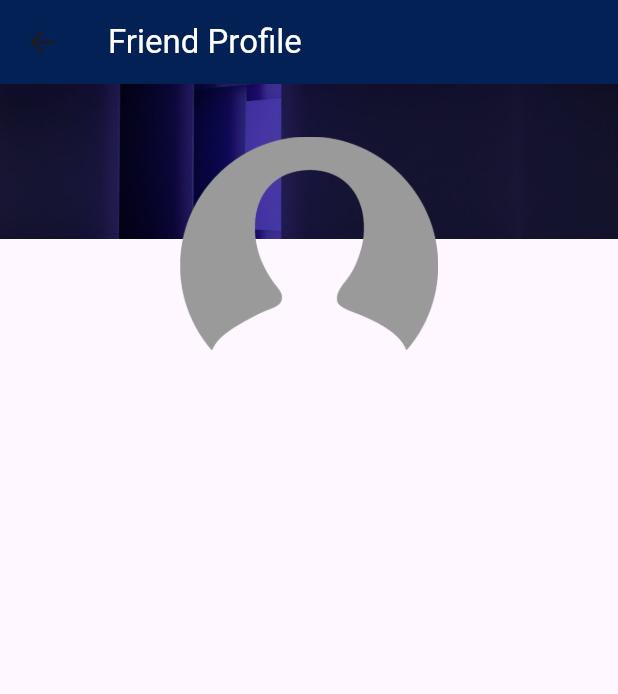
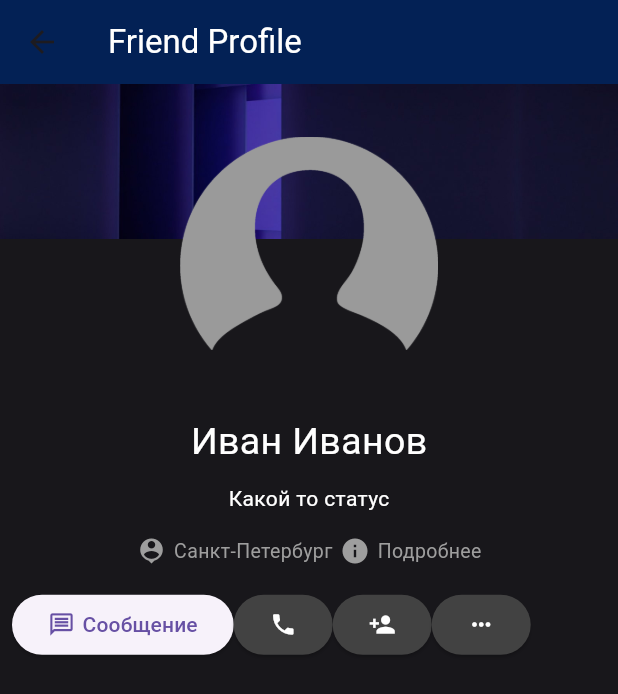
Before and after one commit to Maksim11011/tutorialapp, a Flutter app: the FriendsDetailsWidget screen opened by its route, on a phone screen of 412 x 824 dp. Shown: the top 694 px of the screen. Run offline on Flutter 3.47's test engine with Material 3 defaults, Android fonts, the phone set to English and light mode, and no system bars.

Commit message:
add buttons sms,phone,more..

```diff
--- a/lib/widgets/friends_details/friends_details_main_info_widget.dart
+++ b/lib/widgets/friends_details/friends_details_main_info_widget.dart
@@ -9,7 +9,10 @@ class FriendsDetailsMainInfoWidget extends StatelessWidget {
     return const Column(
       children: [
         TopPosterWidget(),
-        _FriendNameWidget(),
+        Padding(
+          padding: EdgeInsets.all(8.0),
+          child: _FriendNameWidget(),
+        ),
       ],
     );
   }
@@ -37,6 +40,95 @@ class _FriendNameWidget extends StatelessWidget {
 
   @override
   Widget build(BuildContext context) {
-    return Column();
+    return Column(
+      children: [
+        const Text(
+          'Иван Иванов',
+          style: TextStyle(fontSize: 25, color: Colors.white),
+        ),
+        const SizedBox(height: 10),
+        const Text(
+          'Какой то статус',
+          style: TextStyle(color: Colors.white),
+        ),
+        const SizedBox(height: 10),
+        const Padding(
+          padding: EdgeInsets.symmetric(horizontal: 20, vertical: 5),
+          child: Row(
+            mainAxisAlignment: MainAxisAlignment.center,
+            children: [
+              Padding(
+                padding: EdgeInsets.only(right: 5),
+                child: Icon(
+                  Icons.location_history,
+                  color: Colors.grey,
+                  size: 20,
+                ),
+              ),
+              Padding(
+                padding: EdgeInsets.only(right: 5),
+                child: Text(
+                  'Санкт-Петербург',
+                  style: TextStyle(fontSize: 13, color: Colors.grey),
+                ),
+              ),
+              Padding(
+                padding: EdgeInsets.only(right: 5),
+                child: Icon(
+                  Icons.info,
+                  color: Colors.grey,
+                  size: 20,
+                ),
+              ),
+              Text(
+                'Подробнее',
+                style: TextStyle(fontSize: 13, color: Colors.grey),
+              ),
+            ],
+          ),
+        ),
+        const SizedBox(height: 10),
+        Row(
+          children: [
+            ElevatedButton(
+              onPressed: () {},
+              child: const Row(children: [
+                Padding(
+                  padding: EdgeInsets.only(right: 5),
+                  child: Icon(Icons.message_outlined),
+                ),
+                Text(
+                  'Сообщение',
+                )
+              ]),
+            ),
+            ElevatedButton(
+                onPressed: () {},
+                style: ButtonStyle(
+                  iconColor: const MaterialStatePropertyAll(Colors.white),
+                  backgroundColor:
+                      MaterialStatePropertyAll(Colors.grey.shade800),
+                ),
+                child: const Icon(Icons.phone)),
+            ElevatedButton(
+                onPressed: () {},
+                style: ButtonStyle(
+                  iconColor: const MaterialStatePropertyAll(Colors.white),
+                  backgroundColor:
+                      MaterialStatePropertyAll(Colors.grey.shade800),
+                ),
+                child: const Icon(Icons.person_add)),
+            ElevatedButton(
+                onPressed: () {},
+                style: ButtonStyle(
+                  iconColor: const MaterialStatePropertyAll(Colors.white),
+                  backgroundColor:
+                      MaterialStatePropertyAll(Colors.grey.shade800),
+                ),
+                child: const Icon(Icons.more_horiz)),
+          ],
+        )
+      ],
+    );
   }
 }
--- a/lib/widgets/friends_details/friends_details_widget.dart
+++ b/lib/widgets/friends_details/friends_details_widget.dart
@@ -23,10 +23,13 @@ class _FriendsDetailsWidgetState extends State<FriendsDetailsWidget> {
           style: TextStyle(color: Colors.white),
         ),
       ),
-      body: ListView(
-        children: const [
-          FriendsDetailsMainInfoWidget(),
-        ],
+      body: ColoredBox(
+        color: const Color.fromRGBO(24, 23, 27, 1.0),
+        child: ListView(
+          children: const [
+            FriendsDetailsMainInfoWidget(),
+          ],
+        ),
       ),
     );
   }
--- a/lib/widgets/friends_list/friends_list_widget.dart
+++ b/lib/widgets/friends_list/friends_list_widget.dart
@@ -29,7 +29,7 @@ class _FriendsListWidgetState extends State<FriendsListWidget> {
     Friend(
       id: 1,
       imageName: AppImages.profile,
-      friendName: 'Жанна Ивансонова',
+      friendName: 'Иван Иванов',
       cityName: 'Санкт-Петербург',
       description: 'Какой то статус',
     ),
```
